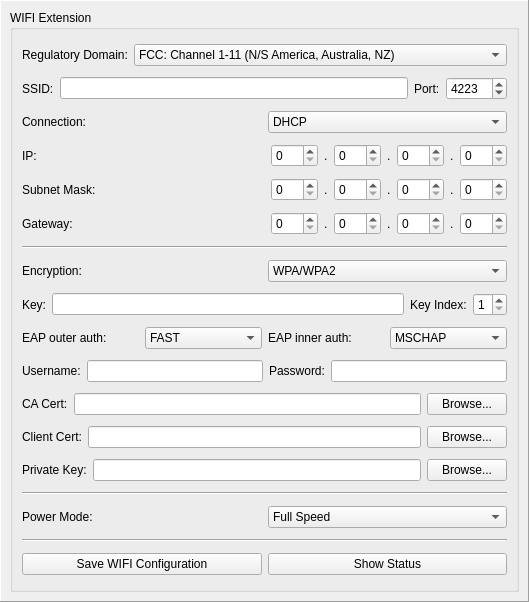
Before: the Qt Designer form src/brickv/plugin_system/plugins/master/ui/wifi.ui in Tinkerforge/brickv, drawn with Qt 5.
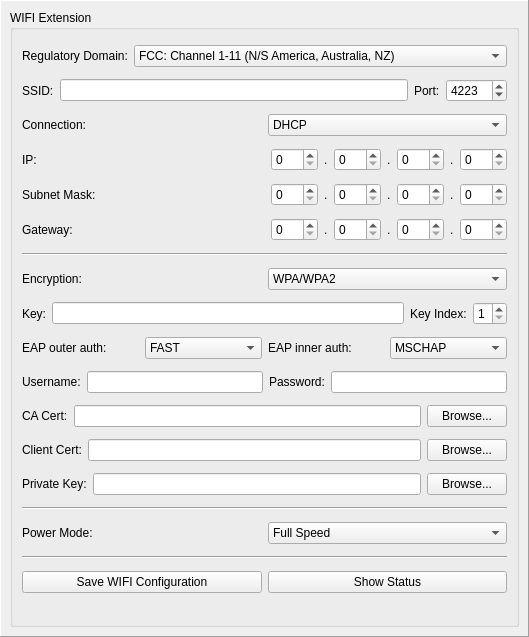
After: the same form once the commit is applied.

The edit to the form file:
```diff
--- a/src/brickv/plugin_system/plugins/master/ui/wifi.ui
+++ b/src/brickv/plugin_system/plugins/master/ui/wifi.ui
@@ -7,7 +7,7 @@
     <x>0</x>
     <y>0</y>
     <width>529</width>
-    <height>602</height>
+    <height>637</height>
    </rect>
   </property>
   <property name="windowTitle">
```
